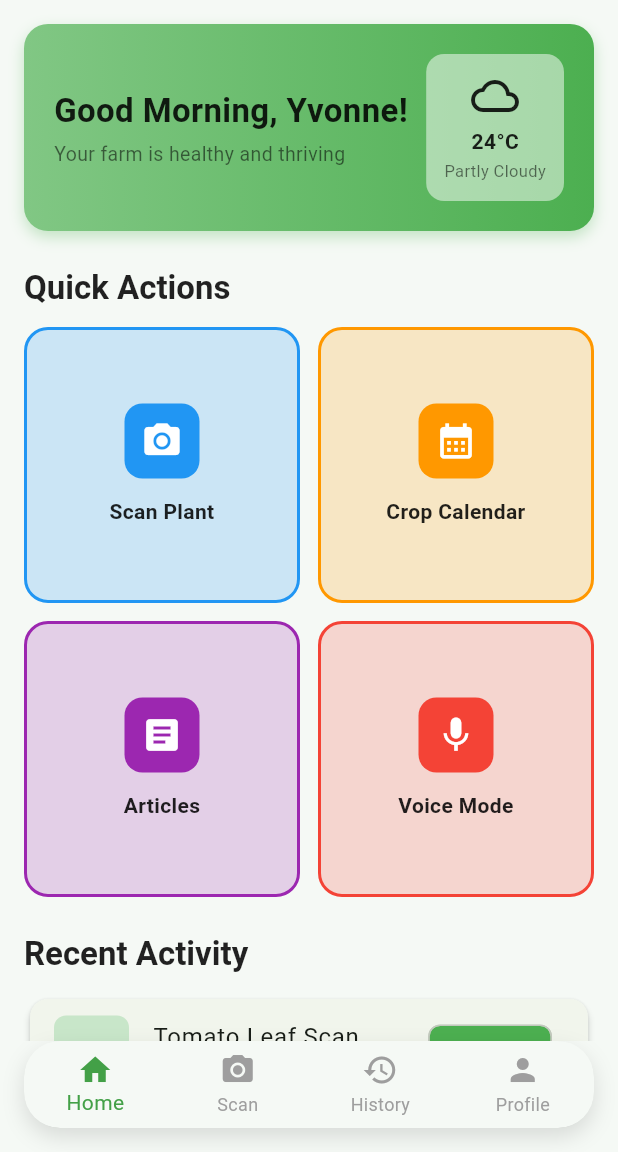
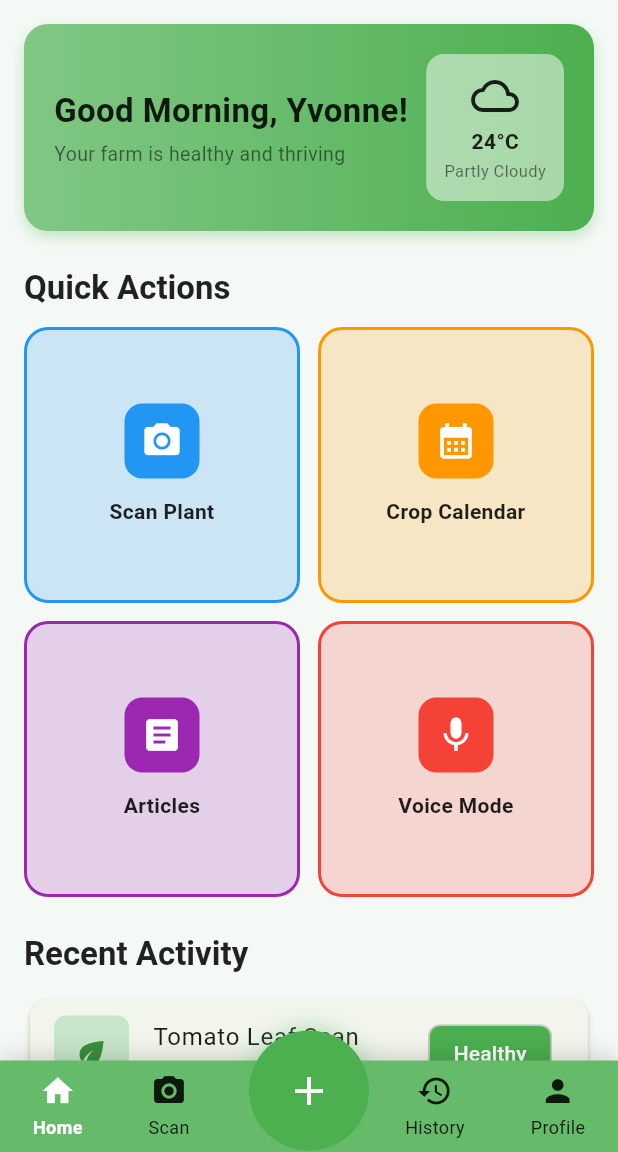
Before and after one commit to Yvonne-Wanja-1/agriclinichub2, a Flutter app: the screen it shows after launch, on a phone screen of 412 x 824 dp, the part 84-1236 px from its top. Run offline on Flutter 3.47's test engine with Material 3 defaults, Android fonts, the phone set to English and light mode, and no system bars; our stand-ins replace cloud_firestore, connectivity_plus, firebase_auth, firebase_core, firebase_storage, flutter_tts and 3 more; accounts and stored records are empty.

Commit message:
Please enter the commit message for your changes. Lines starting with '#' will be ignored, and an empty message aborts the commit.
On branch branch2
Your branch is up to date with 'origin/branch2'.

Changes to be committed:
	new file:   lib/core/widgets/convex_bottom_nav.dart
	modified:   lib/features/home/presentation/screens/home_screen.dart

```diff
--- /dev/null
+++ b/lib/core/widgets/convex_bottom_nav.dart
@@ -0,0 +1,101 @@
+import 'package:flutter/material.dart';
+
+class ConvexBottomNav extends StatelessWidget {
+  final int currentIndex;
+  final Function(int) onTap;
+
+  const ConvexBottomNav({
+    Key? key,
+    required this.currentIndex,
+    required this.onTap,
+  }) : super(key: key);
+
+  @override
+  Widget build(BuildContext context) {
+    return Container(
+      decoration: BoxDecoration(
+        color: Colors.green.shade400,
+        boxShadow: [
+          BoxShadow(
+            color: Colors.black.withOpacity(0.15),
+            blurRadius: 12,
+            offset: const Offset(0, -4),
+          ),
+        ],
+      ),
+      child: Stack(
+        clipBehavior: Clip.none,
+        children: [
+          Row(
+            mainAxisAlignment: MainAxisAlignment.spaceAround,
+            children: [
+              _buildNavItem(0, Icons.home, 'Home'),
+              _buildNavItem(1, Icons.camera_alt, 'Scan'),
+              SizedBox(width: 80), // Space for convex curve
+              _buildNavItem(2, Icons.history, 'History'),
+              _buildNavItem(3, Icons.person, 'Profile'),
+            ],
+          ),
+          Positioned(
+            top: -20,
+            left: MediaQuery.of(context).size.width / 2 - 40,
+            child: GestureDetector(
+              onTap: () => onTap(4),
+              child: Container(
+                width: 80,
+                height: 80,
+                decoration: BoxDecoration(
+                  color: Colors.green.shade500,
+                  shape: BoxShape.circle,
+                  boxShadow: [
+                    BoxShadow(
+                      color: Colors.green.shade400.withOpacity(0.4),
+                      blurRadius: 12,
+                      spreadRadius: 2,
+                    ),
+                  ],
+                ),
+                child: Center(
+                  child: Icon(
+                    Icons.add,
+                    color: Colors.white,
+                    size: 32,
+                  ),
+                ),
+              ),
+            ),
+          ),
+        ],
+      ),
+    );
+  }
+
+  Widget _buildNavItem(int index, IconData icon, String label) {
+    bool isActive = currentIndex == index;
+    return GestureDetector(
+      onTap: () => onTap(index),
+      child: Container(
+        padding: const EdgeInsets.symmetric(vertical: 8, horizontal: 12),
+        child: Column(
+          mainAxisSize: MainAxisSize.min,
+          children: [
+            Icon(
+              icon,
+              color: isActive ? Colors.white : Colors.black87,
+              size: 24,
+            ),
+            const SizedBox(height: 4),
+            Text(
+              label,
+              style: TextStyle(
+                color: isActive ? Colors.white : Colors.black87,
+                fontSize: 12,
+                fontWeight: isActive ? FontWeight.bold : FontWeight.normal,
+              ),
+            ),
+          ],
+        ),
+      ),
+    );
+  }
+}
--- a/lib/features/home/presentation/screens/home_screen.dart
+++ b/lib/features/home/presentation/screens/home_screen.dart
@@ -1,5 +1,6 @@
 import 'package:flutter/material.dart';
 import 'package:connectivity_plus/connectivity_plus.dart';
+import '../../../../core/widgets/convex_bottom_nav.dart';
 
 class HomeScreen extends StatefulWidget {
   const HomeScreen({Key? key}) : super(key: key);
@@ -215,50 +216,12 @@ class _HomeScreenState extends State<HomeScreen> {
           ),
         ),
       ),
-      bottomNavigationBar: Padding(
-        padding: const EdgeInsets.fromLTRB(16, 0, 16, 16),
-        child: Container(
-          decoration: BoxDecoration(
-            color: const Color(0xFFF5F9F5),
-            borderRadius: BorderRadius.circular(24),
-            boxShadow: [
-              BoxShadow(
-                color: Colors.black.withOpacity(0.12),
-                blurRadius: 12,
-                offset: const Offset(0, 6),
-              ),
-            ],
-          ),
-          child: ClipRRect(
-            borderRadius: BorderRadius.circular(24),
-            child: BottomNavigationBar(
-              type: BottomNavigationBarType.fixed,
-              backgroundColor: const Color(0xFFF5F9F5),
-              selectedItemColor: Colors.green.shade600,
-              unselectedItemColor: Colors.grey.shade500,
-              currentIndex: _selectedIndex,
-              onTap: (index) {
-                setState(() => _selectedIndex = index);
-                _navigateToScreen(index);
-              },
-              items: const [
-                BottomNavigationBarItem(icon: Icon(Icons.home), label: 'Home'),
-                BottomNavigationBarItem(
-                  icon: Icon(Icons.camera_alt),
-                  label: 'Scan',
-                ),
-                BottomNavigationBarItem(
-                  icon: Icon(Icons.history),
-                  label: 'History',
-                ),
-                BottomNavigationBarItem(
-                  icon: Icon(Icons.person),
-                  label: 'Profile',
-                ),
-              ],
-            ),
-          ),
-        ),
+      bottomNavigationBar: ConvexBottomNav(
+        currentIndex: _selectedIndex,
+        onTap: (index) {
+          setState(() => _selectedIndex = index);
+          _navigateToScreen(index);
+        },
       ),
     );
   }
```
